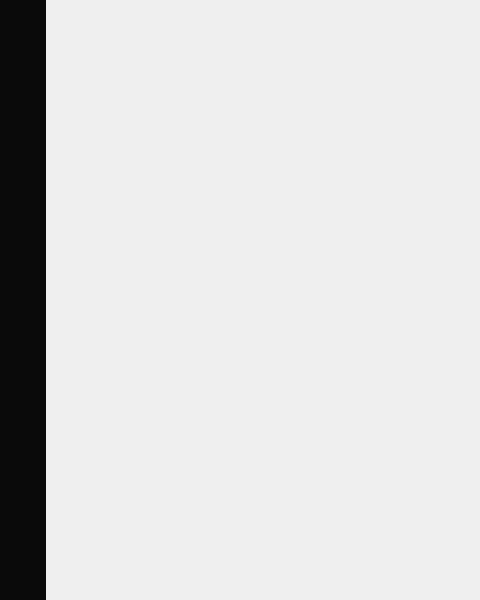
Old version of the form MainWindow.ui in the repository CFornari/CIDIA-GUI; both pictures show x 0 to 480 and y 0 to 600 of the 800 by 600 pixel window.
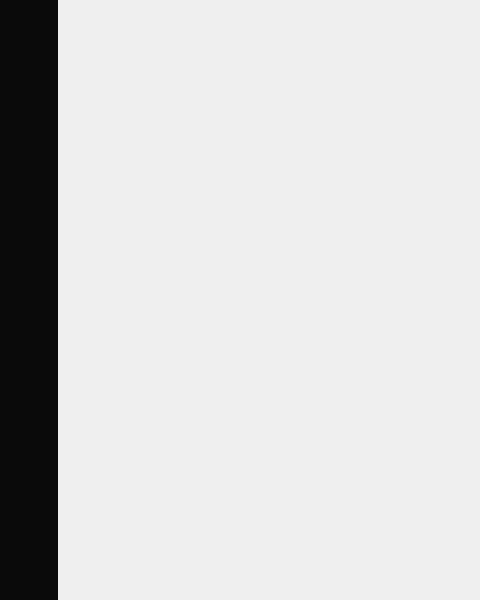
New version of the form. Icons and pictures are not drawn.

Patch:
```diff
--- a/MainWindow.ui
+++ b/MainWindow.ui
@@ -45,21 +45,6 @@
        <string notr="true">background-color: rgb(10, 10, 10);</string>
       </property>
       <layout class="QVBoxLayout" name="verticalLayout">
-       <property name="spacing">
-        <number>12</number>
-       </property>
-       <property name="leftMargin">
-        <number>3</number>
-       </property>
-       <property name="topMargin">
-        <number>3</number>
-       </property>
-       <property name="rightMargin">
-        <number>3</number>
-       </property>
-       <property name="bottomMargin">
-        <number>3</number>
-       </property>
        <item>
         <widget class="QPushButton" name="openBtn">
          <property name="cursor">
@@ -239,6 +224,29 @@
          </property>
         </spacer>
        </item>
+       <item>
+        <widget class="QPushButton" name="pushButton_11">
+         <property name="cursor">
+          <cursorShape>PointingHandCursor</cursorShape>
+         </property>
+         <property name="text">
+          <string/>
+         </property>
+         <property name="icon">
+          <iconset resource="resource.qrc">
+           <normaloff>:/resource/006-null-9.svg</normaloff>:/resource/006-null-9.svg</iconset>
+         </property>
+         <property name="iconSize">
+          <size>
+           <width>38</width>
+           <height>38</height>
+          </size>
+         </property>
+         <property name="flat">
+          <bool>true</bool>
+         </property>
+        </widget>
+       </item>
        <item>
         <widget class="QPushButton" name="pushButton_10">
          <property name="cursor">
```
